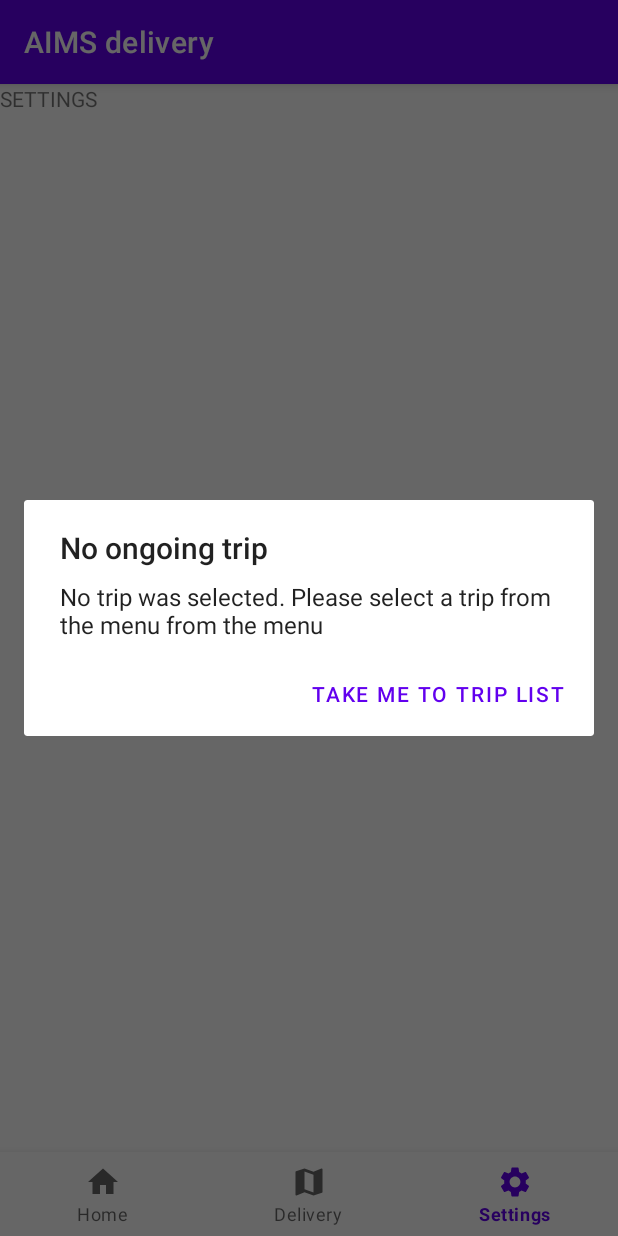
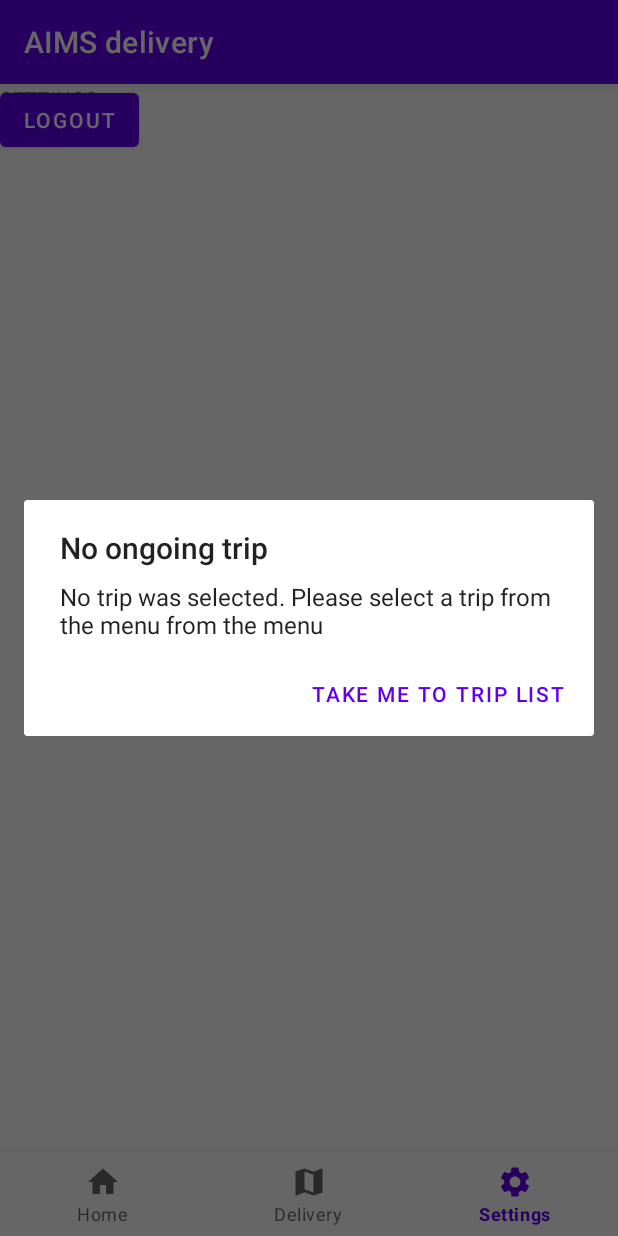
Before and after one commit to kripanepal/AIMS, an Android app: the SettingsFragment screen opened through its navigation route, item 3 of the bottom bar chosen, on a phone screen of 412 x 824 dp. Run offline under Robolectric (Android 15) with nearby library versions, the light colour scheme and no system bars; our stand-ins replace Room's generated code, data binding, navigation-ui; libraries missing offline, so code that uses them is left out: com.jakewharton.retrofit2; 5 statements that could not run were skipped.

Commit message:
Moved logout logic to settings fragment

```diff
--- a/app/src/main/java/com/fourofourfound/aims_delivery/delivery/onGoing/OngoingDeliveryFragment.kt
+++ b/app/src/main/java/com/fourofourfound/aims_delivery/delivery/onGoing/OngoingDeliveryFragment.kt
@@ -49,7 +49,6 @@ class OngoingDeliveryFragment : Fragment() {
                 sharedViewModel.setSelectedTrip(null)
                 viewModel.doneNavigatingToHomePage()
             }
-
         }
 
         return  binding.root
@@ -61,7 +60,6 @@ class OngoingDeliveryFragment : Fragment() {
         {
             showNoTripSelectedDialog()
         }
-
     }
 
     private fun showNoTripSelectedDialog() {
@@ -71,7 +69,7 @@ class OngoingDeliveryFragment : Fragment() {
         builder.setPositiveButton("Take me to trip list") { dialog, which ->
             findNavController().navigate(R.id.homePage)
         }
-
+        builder.setCancelable(false)
         builder.show()
     }
 }
--- a/app/src/main/java/com/fourofourfound/aims_delivery/homePage/HomeFragment.kt
+++ b/app/src/main/java/com/fourofourfound/aims_delivery/homePage/HomeFragment.kt
@@ -37,9 +37,7 @@ class HomePage : Fragment() {
         binding.viewModel = viewModel
         binding.lifecycleOwner = this
 
-        viewModel.userLoggedIn.observe(viewLifecycleOwner, {
-            if (!it) findNavController().navigate(R.id.loginFragment)
-        })
+
 
         //adapter for the recycler view
         val adapter = TripListAdapter(TripListListener { trip ->
--- a/app/src/main/java/com/fourofourfound/aims_delivery/homePage/HomePageViewModel.kt
+++ b/app/src/main/java/com/fourofourfound/aims_delivery/homePage/HomePageViewModel.kt
@@ -12,21 +12,6 @@ import kotlinx.coroutines.launch
 
 class HomePageViewModel(application: Application) :AndroidViewModel(application) {
     private val myApplication = application
-
-    private val _userLoggedIn = MutableLiveData<Boolean>()
-    val userLoggedIn: LiveData<Boolean>
-        get() = _userLoggedIn
-
-
-    private val _navigate = MutableLiveData<Boolean>()
-    val navigate: LiveData<Boolean>
-        get() = _navigate
-
-
-    private val _loading = MutableLiveData<Boolean>()
-    val loading: LiveData<Boolean>
-        get() = _loading
-
 
     private val database = getDatabase(application)
     private val tripListRepository = TripListRepository(database)
@@ -44,17 +29,6 @@ class HomePageViewModel(application: Application) :AndroidViewModel(application)
     val tripList = tripListRepository.trips
 
 
-    fun logoutUser() {
-        CustomSharedPreferences(myApplication).apply {
-            deleteEncryptedPreference("username")
-            deleteEncryptedPreference("password")
-        }
-        viewModelScope.launch {
-            tripListRepository.deleteAllTrips()
-        }
-        _userLoggedIn.value = false
-    }
-
 
 
 }
--- a/app/src/main/java/com/fourofourfound/aims_delivery/login/LoginViewModel.kt
+++ b/app/src/main/java/com/fourofourfound/aims_delivery/login/LoginViewModel.kt
@@ -1,6 +1,7 @@
 package com.fourofourfound.aims_delivery.login
 
 import android.app.Application
+import android.util.Log
 import androidx.lifecycle.AndroidViewModel
 import androidx.lifecycle.LiveData
 import androidx.lifecycle.MutableLiveData
@@ -62,8 +63,8 @@ class LoginViewModel(application: Application) :AndroidViewModel(application) {
     fun authenticateUser()
     {
         if(checkFieldsEmpty()) return
-
         _loading.value = true
+        Log.i("AAAAAAA","AAAAAAA")
         viewModelScope.launch {
            try{
                 MakeNetworkCall.retrofitService.validateUser(UserLoginInfo(userName.value.toString(),password.value.toString()))
--- a/app/src/main/java/com/fourofourfound/aims_delivery/settings/SettingsFragment.kt
+++ b/app/src/main/java/com/fourofourfound/aims_delivery/settings/SettingsFragment.kt
@@ -4,17 +4,37 @@ import android.os.Bundle
 import android.view.LayoutInflater
 import android.view.View
 import android.view.ViewGroup
+import androidx.databinding.DataBindingUtil
 import androidx.fragment.app.Fragment
+import androidx.fragment.app.activityViewModels
+import androidx.lifecycle.ViewModelProvider
+import androidx.navigation.fragment.findNavController
+import com.fourofourfound.aims_delivery.homePage.HomePageViewModel
+import com.fourofourfound.aims_delivery.shared_view_models.SharedViewModel
 import com.fourofourfound.aimsdelivery.R
+import com.fourofourfound.aimsdelivery.databinding.FragmentHomePageBinding
+import com.fourofourfound.aimsdelivery.databinding.FragmentSettingsBinding
 
 class SettingsFragment : Fragment() {
 
+    private var _binding: FragmentSettingsBinding? = null
+    private val binding get() = _binding!!
 
     override fun onCreateView(
         inflater: LayoutInflater, container: ViewGroup?,
         savedInstanceState: Bundle?
     ): View? {
-        // Inflate the layout for this fragment
-        return inflater.inflate(R.layout.fragment_settings, container, false)
+        _binding = DataBindingUtil.inflate<FragmentSettingsBinding>(
+            inflater, R.layout.fragment_settings, container, false
+        )
+        val viewModel = ViewModelProvider(this).get(SettingsViewModel::class.java)
+        binding.viewModel = viewModel
+        binding.lifecycleOwner = this
+
+        viewModel.userLoggedIn.observe(viewLifecycleOwner, {
+            if (!it) findNavController().navigate(R.id.loginFragment)
+        })
+
+        return binding.root
     }
 }
--- /dev/null
+++ b/app/src/main/java/com/fourofourfound/aims_delivery/settings/SettingsViewModel.kt
@@ -0,0 +1,31 @@
+package com.fourofourfound.aims_delivery.settings
+
+import android.app.Application
+import androidx.lifecycle.*
+import com.fourofourfound.aims_delivery.CustomSharedPreferences
+import com.fourofourfound.aims_delivery.database.getDatabase
+import com.fourofourfound.aims_delivery.domain.Trip
+import com.fourofourfound.aims_delivery.repository.TripListRepository
+import kotlinx.coroutines.launch
+
+class SettingsViewModel(application: Application) :AndroidViewModel(application) {
+    private val myApplication = application
+    private val database = getDatabase(application)
+    private val tripListRepository = TripListRepository(database)
+
+    private val _userLoggedIn = MutableLiveData<Boolean>()
+    val userLoggedIn: LiveData<Boolean>
+        get() = _userLoggedIn
+
+    fun logoutUser() {
+        CustomSharedPreferences(myApplication).apply {
+            deleteEncryptedPreference("username")
+            deleteEncryptedPreference("password")
+        }
+        viewModelScope.launch {
+            tripListRepository.deleteAllTrips()
+        }
+        _userLoggedIn.value = false
+    }
+
+}
--- a/app/src/main/res/layout/fragment_settings.xml
+++ b/app/src/main/res/layout/fragment_settings.xml
@@ -1,5 +1,13 @@
-<FrameLayout xmlns:android="http://schemas.android.com/apk/res/android"
-    xmlns:tools="http://schemas.android.com/tools"
+<layout xmlns:android="http://schemas.android.com/apk/res/android"
+    xmlns:tools="http://schemas.android.com/tools">
+
+    <data>
+<variable
+    name="viewModel"
+    type="com.fourofourfound.aims_delivery.settings.SettingsViewModel" />
+    </data>
+
+    <FrameLayout
         android:layout_width="match_parent"
         android:layout_height="match_parent"
         tools:context="com.fourofourfound.aims_delivery.settings.SettingsFragment">
@@ -10,4 +18,13 @@
             android:layout_height="match_parent"
             android:text="SETTINGS" />
 
+        <Button
+            android:id="@+id/logout_btn"
+            android:layout_width="wrap_content"
+            android:layout_height="wrap_content"
+            android:onClick="@{()->viewModel.logoutUser()}"
+            android:text="Logout"
+          />
+
     </FrameLayout>
+</layout>
```
Also changed, not shown: app/src/main/java/com/fourofourfound/aims_delivery/login/LoginFragment.kt (+4 -4 lines), app/src/main/res/layout/fragment_home_page.xml (+1 -9 lines). Lines whose indentation alone changed are shown as unchanged.
